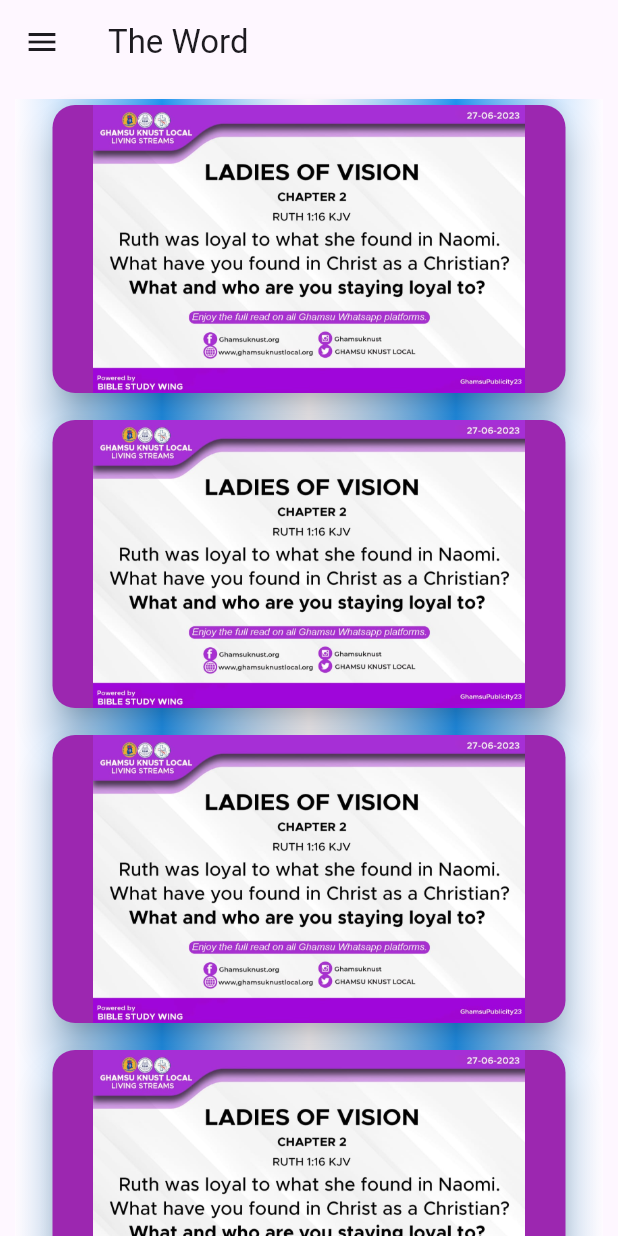
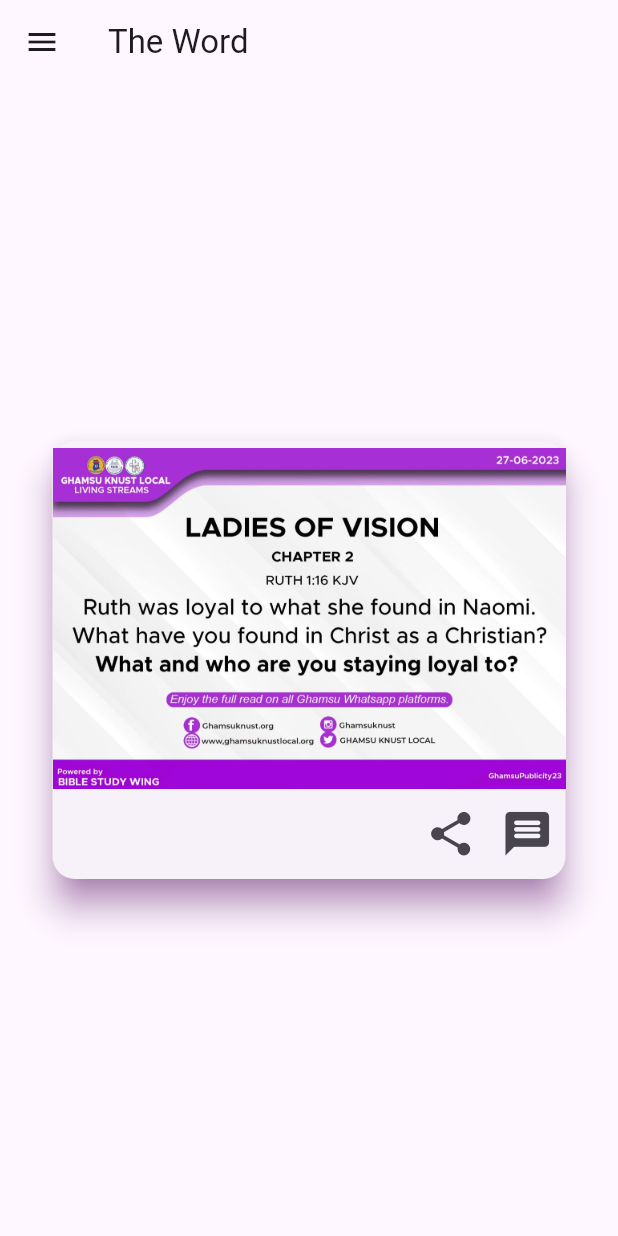
Before and after one commit to Kratosgado/bible_studies_wing, a Flutter app: the screen it shows after launch, on a phone screen of 412 x 824 dp. Run offline on Flutter 3.47's test engine with Material 2 defaults, Android fonts, the phone set to English and light mode, and no system bars; our stand-ins replace firebase_core; accounts and stored records are empty.

Commit message:
display only one card at a time

```diff
--- a/lib/src/home/home_view.dart
+++ b/lib/src/home/home_view.dart
@@ -1,8 +1,6 @@
 import 'package:bible_studies_wing/src/home/home_drawer.dart';
 import 'package:bible_studies_wing/src/home/verse_card.dart';
 import 'package:flutter/material.dart';
-
-import '../constants.dart';
 
 class HomeView extends StatelessWidget {
   const HomeView({super.key});
@@ -11,23 +9,14 @@
 
   @override
   Widget build(BuildContext context) {
-    final cardList = [verseCard(), verseCard(), verseCard(), verseCard(), verseCard()];
-
     return Scaffold(
-        appBar: AppBar(
-          title: const Text('The Word'),
-        ),
-        drawer: homeDrawer(context),
-        body: SingleChildScrollView(
-          padding: const EdgeInsets.all(10),
-          child: Container(
-            decoration: homeGradient,
-            child: Center(
-              child: Column(
-                children: cardList,
-              ),
-            ),
-          ),
-        ));
+      appBar: AppBar(
+        title: const Text('The Word'),
+      ),
+      drawer: homeDrawer(context),
+      body: Center(
+        child: verseCard(context),
+      ),
+    );
   }
 }
--- a/lib/src/home/verse_card.dart
+++ b/lib/src/home/verse_card.dart
@@ -1,27 +1,38 @@
 import 'package:flutter/material.dart';
 
-Widget verseCard() {
-  return SingleChildScrollView(
-    scrollDirection: Axis.horizontal,
-    padding: const EdgeInsets.only(bottom: 10),
-    child: Row(
-      children: [
-        SizedBox(
-          height: 200,
+Widget verseCard(BuildContext context) {
+  return SizedBox(
+    height: 300,
     width: 350,
     child: Card(
-            color: Colors.purple,
+        shadowColor: Colors.purple,
         elevation: 10,
         shape: RoundedRectangleBorder(
           borderRadius: BorderRadius.circular(15.0),
         ),
-            child: Image.asset(
+        child: Column(
+          mainAxisAlignment: MainAxisAlignment.spaceEvenly,
+          children: [
+            Image.asset(
               'assets/images/cards/card1.jpeg',
               fit: BoxFit.contain,
             ),
+            Row(
+              mainAxisAlignment: MainAxisAlignment.end,
+              children: <Widget>[
+                IconButton(
+                  onPressed: () {},
+                  icon: const Icon(Icons.share),
+                  iconSize: 35,
                 ),
+                IconButton(
+                  onPressed: () {},
+                  icon: const Icon(Icons.message_rounded),
+                  iconSize: 35,
                 )
               ],
             ),
+          ],
+        )),
   );
 }
```
Also changed, not shown: lib/src/screens/lesson_screen.dart (added). Lines whose indentation alone changed are shown as unchanged.
